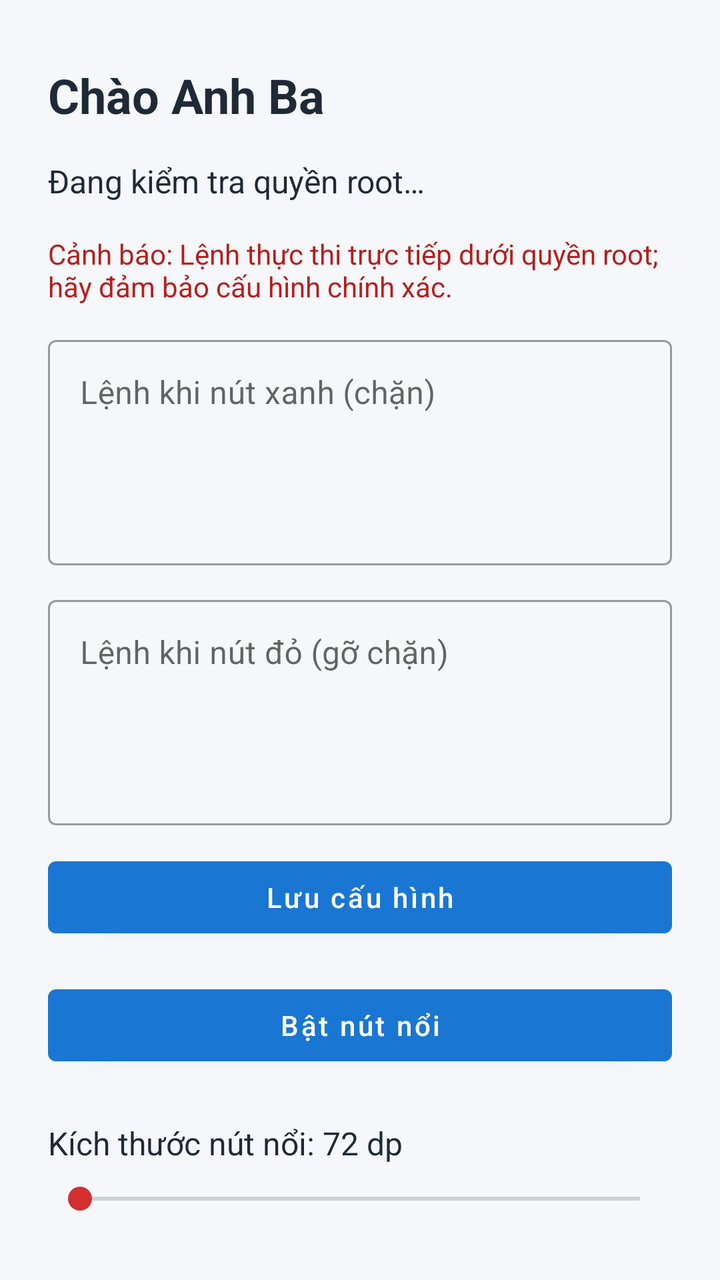
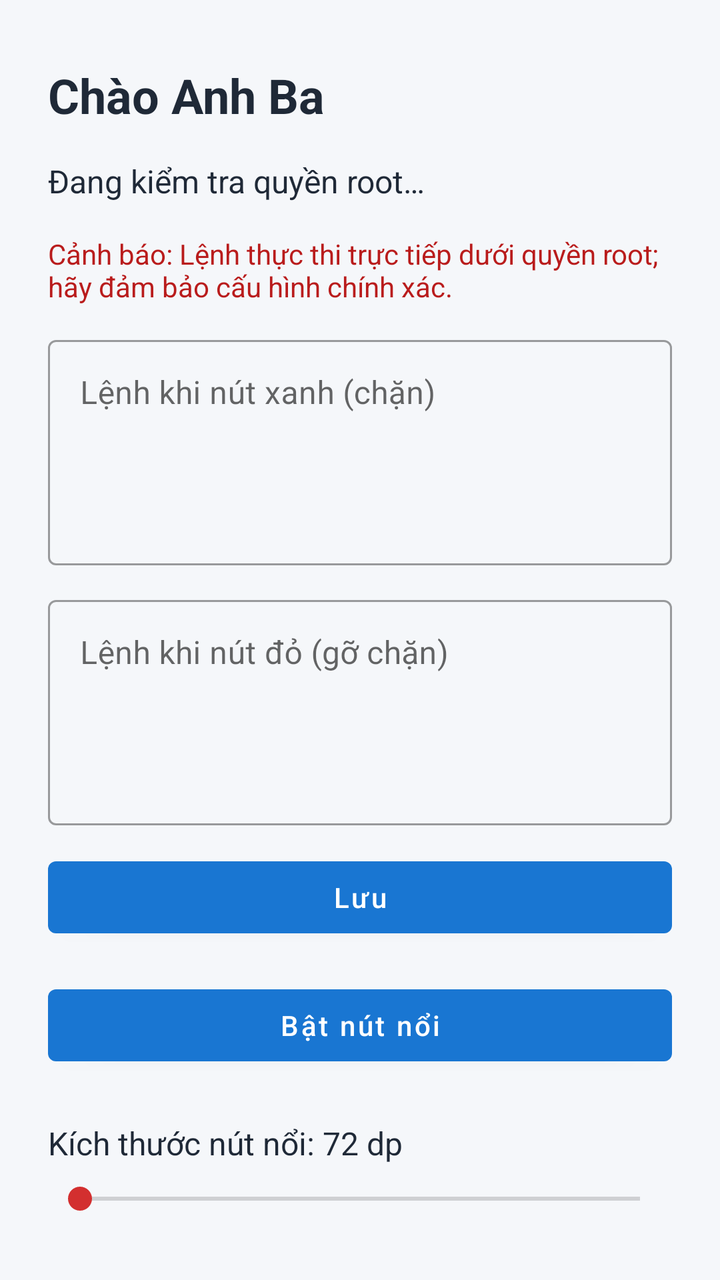

Compare the two renders of this Android layout. The source of the first and the diff that turns it into the second are given below.
<!-- AndroidManifest.xml: application theme Theme.NutNoi -->
<!-- res/layout/activity_main.xml -->
<?xml version="1.0" encoding="utf-8"?>
<ScrollView xmlns:android="http://schemas.android.com/apk/res/android"
    android:layout_width="match_parent"
    android:layout_height="match_parent"
    android:fillViewport="true"
    android:background="#F5F7FA">

    <LinearLayout
        android:layout_width="match_parent"
        android:layout_height="wrap_content"
        android:orientation="vertical"
        android:padding="24dp"
        android:gravity="center_vertical">

        <TextView
            android:layout_width="match_parent"
            android:layout_height="wrap_content"
            android:text="@string/greeting"
            android:textColor="#1F2937"
            android:textSize="24sp"
            android:textStyle="bold"
            android:layout_marginBottom="16dp" />

        <TextView
            android:id="@+id/rootStatus"
            android:layout_width="match_parent"
            android:layout_height="wrap_content"
            android:text="@string/root_status_checking"
            android:textColor="#1F2937"
            android:textSize="16sp"
            android:paddingBottom="16dp" />

        <TextView
            android:layout_width="match_parent"
            android:layout_height="wrap_content"
            android:text="@string/firewall_warning_short"
            android:textColor="#B91C1C"
            android:textSize="14sp"
            android:paddingBottom="12dp" />

        <com.google.android.material.textfield.TextInputLayout
            android:layout_width="match_parent"
            android:layout_height="wrap_content"
            android:hint="@string/edit_block_commands"
            android:layout_marginBottom="12dp"
            style="@style/Widget.MaterialComponents.TextInputLayout.OutlinedBox">

            <com.google.android.material.textfield.TextInputEditText
                android:id="@+id/blockCommandsInput"
                android:layout_width="match_parent"
                android:layout_height="wrap_content"
                android:gravity="top|start"
                android:inputType="textMultiLine|textNoSuggestions"
                android:minLines="4"
                android:maxLines="8"
                android:scrollbars="vertical" />
        </com.google.android.material.textfield.TextInputLayout>

        <com.google.android.material.textfield.TextInputLayout
            android:layout_width="match_parent"
            android:layout_height="wrap_content"
            android:hint="@string/edit_unblock_commands"
            android:layout_marginBottom="12dp"
            style="@style/Widget.MaterialComponents.TextInputLayout.OutlinedBox">

            <com.google.android.material.textfield.TextInputEditText
                android:id="@+id/unblockCommandsInput"
                android:layout_width="match_parent"
                android:layout_height="wrap_content"
                android:gravity="top|start"
                android:inputType="textMultiLine|textNoSuggestions"
                android:minLines="4"
                android:maxLines="8"
                android:scrollbars="vertical" />
        </com.google.android.material.textfield.TextInputLayout>

        <Button
            android:id="@+id/btnSaveCommands"
            android:layout_width="match_parent"
            android:layout_height="wrap_content"
            android:text="@string/save_configuration"
            android:textAllCaps="false"
            android:layout_marginBottom="16dp" />

        <Button
            android:id="@+id/btnToggleOverlay"
            android:layout_width="match_parent"
            android:layout_height="wrap_content"
            android:text="@string/enable_button"
            android:textAllCaps="false"
            android:layout_marginBottom="24dp" />

        <TextView
            android:id="@+id/overlaySizeLabel"
            android:layout_width="match_parent"
            android:layout_height="wrap_content"
            android:labelFor="@id/overlaySizeSeekBar"
            android:text="@string/overlay_size_value_default"
            android:textColor="#1F2937"
            android:textSize="16sp"
            android:paddingBottom="8dp" />

        <SeekBar
            android:id="@+id/overlaySizeSeekBar"
            android:layout_width="match_parent"
            android:layout_height="wrap_content"
            android:contentDescription="@string/overlay_size_label" />
    </LinearLayout>
</ScrollView>
<!-- resources referenced by this layout -->
<resources>
  <string name="edit_block_commands">Lệnh khi nút xanh (chặn)</string>
  <string name="edit_unblock_commands">Lệnh khi nút đỏ (gỡ chặn)</string>
  <string name="enable_button">Bật nút nổi</string>
  <string name="firewall_warning_short">Cảnh báo: Lệnh thực thi trực tiếp dưới quyền root; hãy đảm bảo cấu hình chính xác.</string>
  <string name="greeting">Chào Anh Ba</string>
  <string name="overlay_size_label">Kích thước nút nổi</string>
  <string name="overlay_size_value_default">Kích thước nút nổi: 72 dp</string>
  <string name="root_status_checking">Đang kiểm tra quyền root…</string>
  <string name="save_configuration">Lưu cấu hình</string>
  <style name="Theme.NutNoi" parent="Theme.MaterialComponents.DayNight.NoActionBar">
          <item name="colorPrimary">#1976D2</item>
          <item name="colorPrimaryDark">#1565C0</item>
          <item name="colorAccent">#D32F2F</item>
          <item name="android:statusBarColor">@android:color/transparent</item>
          <item name="android:navigationBarColor">@android:color/transparent</item>
      </style>
</resources>

<!-- the commit's change to res/layout/activity_main.xml (unified diff, before → after) -->
@@ -1,5 +1,6 @@
 <?xml version="1.0" encoding="utf-8"?>
 <ScrollView xmlns:android="http://schemas.android.com/apk/res/android"
+    xmlns:app="http://android.com"
     android:layout_width="match_parent"
     android:layout_height="match_parent"
     android:fillViewport="true"
@@ -38,11 +39,13 @@
             android:textSize="14sp"
             android:paddingBottom="12dp" />
 
+        
         <com.google.android.material.textfield.TextInputLayout
             android:layout_width="match_parent"
             android:layout_height="wrap_content"
             android:hint="@string/edit_block_commands"
             android:layout_marginBottom="12dp"
+            app:hintTextColor="#4B5563"
             style="@style/Widget.MaterialComponents.TextInputLayout.OutlinedBox">
 
             <com.google.android.material.textfield.TextInputEditText
@@ -53,14 +56,18 @@
                 android:inputType="textMultiLine|textNoSuggestions"
                 android:minLines="4"
                 android:maxLines="8"
-                android:scrollbars="vertical" />
+                android:scrollbars="vertical"
+                android:textColor="#1F2937"
+                android:textColorHint="#9CA3AF" />
         </com.google.android.material.textfield.TextInputLayout>
 
+        
         <com.google.android.material.textfield.TextInputLayout
             android:layout_width="match_parent"
             android:layout_height="wrap_content"
             android:hint="@string/edit_unblock_commands"
             android:layout_marginBottom="12dp"
+            app:hintTextColor="#4B5563"
             style="@style/Widget.MaterialComponents.TextInputLayout.OutlinedBox">
 
             <com.google.android.material.textfield.TextInputEditText
@@ -71,14 +78,16 @@
                 android:inputType="textMultiLine|textNoSuggestions"
                 android:minLines="4"
                 android:maxLines="8"
-                android:scrollbars="vertical" />
+                android:scrollbars="vertical"
+                android:textColor="#1F2937"
+                android:textColorHint="#9CA3AF" />
         </com.google.android.material.textfield.TextInputLayout>
 
         <Button
             android:id="@+id/btnSaveCommands"
             android:layout_width="match_parent"
             android:layout_height="wrap_content"
-            android:text="@string/save_configuration"
+            android:text="@string/save"
             android:textAllCaps="false"
             android:layout_marginBottom="16dp" />
 
<!-- resource entries referenced after the edit -->
@@ -8,7 +8,7 @@
   <string name="overlay_size_label">Kích thước nút nổi</string>
   <string name="overlay_size_value_default">Kích thước nút nổi: 72 dp</string>
   <string name="root_status_checking">Đang kiểm tra quyền root…</string>
-  <string name="save_configuration">Lưu cấu hình</string>
+  <string name="save">Lưu</string>
   <style name="Theme.NutNoi" parent="Theme.MaterialComponents.DayNight.NoActionBar">
           <item name="colorPrimary">#1976D2</item>
           <item name="colorPrimaryDark">#1565C0</item>
